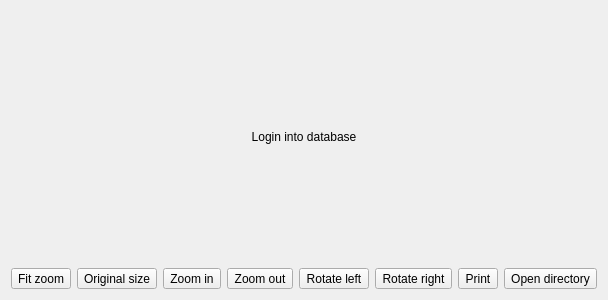
Before: the Qt Designer form scanwidget.ui in Kuszki/MultimapAWZ, drawn with Qt 5.
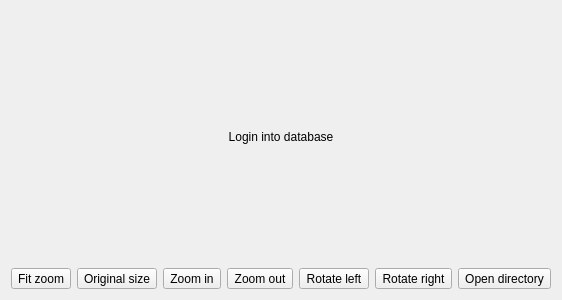
After: the same form once the commit is applied. Icons and pictures are not drawn.

```diff
--- a/scanwidget.ui
+++ b/scanwidget.ui
@@ -130,17 +130,6 @@
        </property>
       </widget>
      </item>
-     <item>
-      <widget class="QToolButton" name="printButton">
-       <property name="text">
-        <string>Print</string>
-       </property>
-       <property name="icon">
-        <iconset theme="document-print">
-         <normaloff>.</normaloff>.</iconset>
-       </property>
-      </widget>
-     </item>
      <item>
       <widget class="QToolButton" name="opendirButton">
        <property name="text">
```
Left out of the diff: 45 changed lines with no effect on the pictures.
